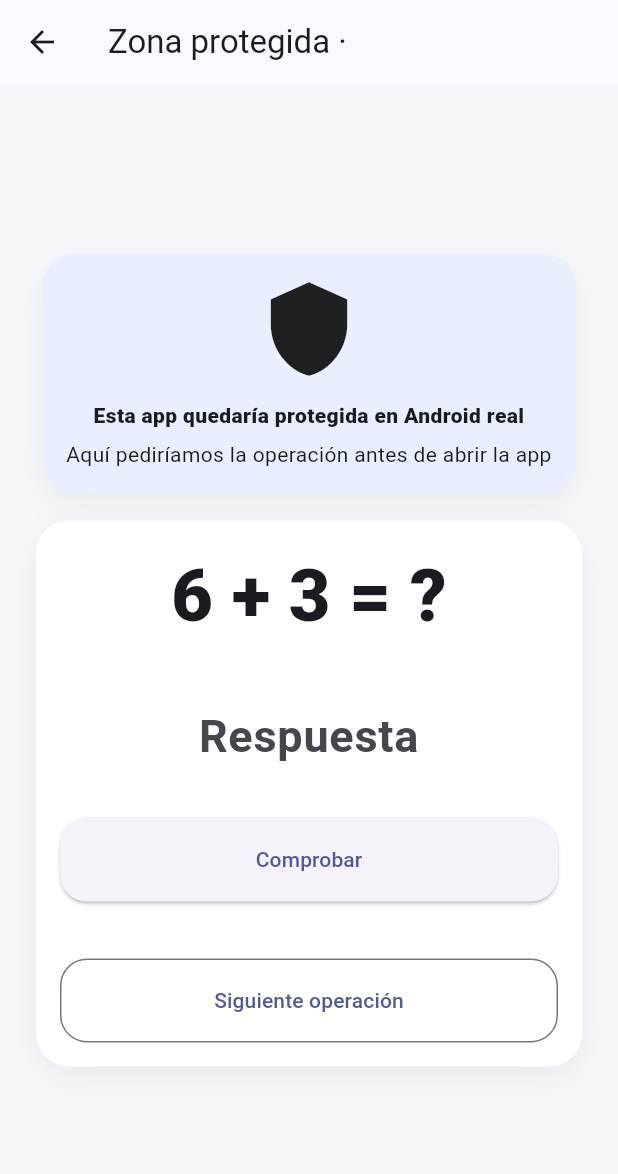
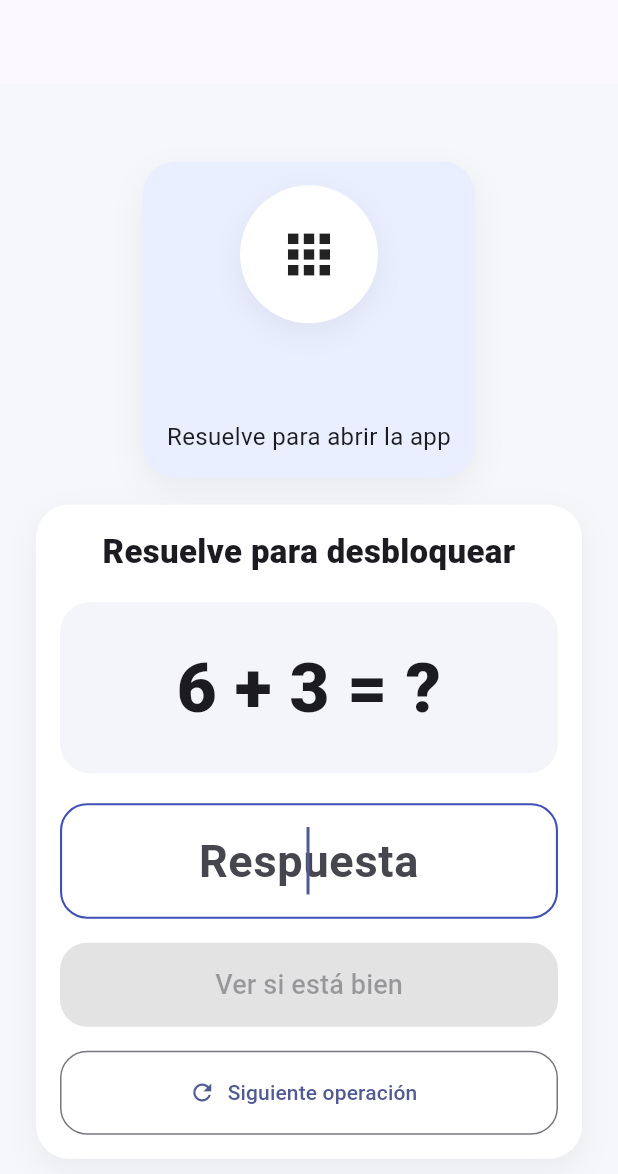
Before and after one commit to Inoid1981/matelock-kids, a Flutter app: the ProtectedAppGateScreen screen opened directly with empty values, on a phone screen of 412 x 824 dp. Shown: the top 1174 px of the screen. Run offline on Flutter 3.47's test engine with Material 3 defaults, Android fonts, the phone set to English and light mode, and no system bars; our stand-ins replace shared_preferences; accounts and stored records are empty.

Commit message:
mejoras visuales en pantalla de reto

```diff
--- a/lib/main.dart
+++ b/lib/main.dart
@@ -822,7 +822,7 @@ class _ParentDashboardScreenState extends State<ParentDashboardScreen>
               }) ??
               false;
 
-          debugPrint('openAppById bloqueo real: $opened');
+          //debugPrint('openAppById bloqueo real: $opened');
         } catch (e) {
           debugPrint('Error abriendo app real: $e');
         }
@@ -2871,9 +2871,9 @@ class _ProtectedAppsTestScreenState extends State<ProtectedAppsTestScreen> {
           {'packageName': debugPackage},
         );
 
-        debugPrint('Paquete nativo: $debugPackage');
-        debugPrint('unlockUntil guardado en Android: $nativeUnlockUntil');
-        debugPrint('unlockUntil esperado: ${expiresAt.millisecondsSinceEpoch}');
+        //debugPrint('Paquete nativo: $debugPackage');
+        //debugPrint('unlockUntil guardado en Android: $nativeUnlockUntil');
+        //debugPrint('unlockUntil esperado: ${expiresAt.millisecondsSinceEpoch}');
       } catch (e) {
         debugPrint('Error guardando desbloqueo temporal nativo: $e');
       }
@@ -2890,7 +2890,7 @@ class _ProtectedAppsTestScreenState extends State<ProtectedAppsTestScreen> {
             }) ??
             false;
 
-        debugPrint('openAppById test: $opened');
+        // debugPrint('openAppById test: $opened');
       } catch (e) {
         debugPrint('Error abriendo app real desde test: $e');
       }
@@ -3082,6 +3082,7 @@ class _ProtectedAppGateScreenState extends State<ProtectedAppGateScreen> {
       final max = 10 + (widget.tempStats.difficultyLevel * 2);
       a = _random.nextInt(max) + 1;
       b = _random.nextInt(max) + 1;
+
       if (isSum) {
         operatorSymbol = '+';
         result = a + b;
@@ -3168,18 +3169,28 @@ class _ProtectedAppGateScreenState extends State<ProtectedAppGateScreen> {
     setState(() {});
   }
 
-  void _checkAnswer() {
+  Future<void> _checkAnswer() async {
     if (answered) return;
 
     final value = int.tryParse(_controller.text.trim());
+    if (value == null) return;
+
     if (value == result) {
+      HapticFeedback.lightImpact();
       setState(() {
         isCorrect = true;
         answered = true;
         message = tr(widget.language, 'veryGood');
       });
+
+      await Future.delayed(const Duration(milliseconds: 500));
+      if (!mounted) return;
+      Navigator.pop(context, true);
     } else {
+      _controller.clear();
+
       setState(() {
+        HapticFeedback.heavyImpact();
         isCorrect = false;
         message = tr(widget.language, 'tryAgain');
       });
@@ -3188,11 +3199,13 @@ class _ProtectedAppGateScreenState extends State<ProtectedAppGateScreen> {
 
   @override
   Widget build(BuildContext context) {
+    final appNameLabel = appLabel(widget.language, widget.appName);
+
     return Scaffold(
       appBar: AppBar(
-        title: Text(
-          '${tr(widget.language, 'protectedArea')} · ${appLabel(widget.language, widget.appName)}',
-        ),
+        automaticallyImplyLeading: false,
+        title: Text(appNameLabel),
+        centerTitle: true,
       ),
       body: SafeArea(
         child: Center(
@@ -3206,17 +3219,36 @@ class _ProtectedAppGateScreenState extends State<ProtectedAppGateScreen> {
                     color: const Color(0xFFEAEFFF),
                     child: Column(
                       children: [
-                        const Icon(Icons.shield, size: 68),
-                        const SizedBox(height: 14),
+                        Container(
+                          width: 92,
+                          height: 92,
+                          decoration: BoxDecoration(
+                            color: Colors.white,
+                            shape: BoxShape.circle,
+                            boxShadow: [
+                              BoxShadow(
+                                color: Colors.black.withOpacity(0.06),
+                                blurRadius: 16,
+                                offset: const Offset(0, 6),
+                              ),
+                            ],
+                          ),
+                          child: Icon(appIcon(widget.appName), size: 42),
+                        ),
+                        const SizedBox(height: 16),
                         Text(
-                          tr(widget.language, 'thisAppWouldBeBlocked'),
+                          appNameLabel,
                           textAlign: TextAlign.center,
-                          style: const TextStyle(fontWeight: FontWeight.w800),
-                        ),
-                        const SizedBox(height: 6),
+                          style: const TextStyle(
+                            fontSize: 28,
+                            fontWeight: FontWeight.w800,
+                          ),
+                        ),
+                        const SizedBox(height: 8),
                         Text(
                           tr(widget.language, 'requireMathBeforeOpen'),
                           textAlign: TextAlign.center,
+                          style: const TextStyle(fontSize: 16),
                         ),
                       ],
                     ),
@@ -3226,16 +3258,39 @@ class _ProtectedAppGateScreenState extends State<ProtectedAppGateScreen> {
                     child: Column(
                       children: [
                         Text(
-                          '$a $operatorSymbol $b = ?',
+                          tr(widget.language, 'solveToUnlock'),
+                          textAlign: TextAlign.center,
                           style: const TextStyle(
-                            fontSize: 48,
-                            fontWeight: FontWeight.w900,
+                            fontSize: 22,
+                            fontWeight: FontWeight.w800,
+                          ),
+                        ),
+                        const SizedBox(height: 18),
+                        Container(
+                          width: double.infinity,
+                          padding: const EdgeInsets.symmetric(
+                            horizontal: 20,
+                            vertical: 24,
+                          ),
+                          decoration: BoxDecoration(
+                            color: Colors.indigo.withOpacity(0.06),
+                            borderRadius: BorderRadius.circular(20),
+                          ),
+                          child: Text(
+                            '$a $operatorSymbol $b = ?',
+                            textAlign: TextAlign.center,
+                            style: const TextStyle(
+                              fontSize: 46,
+                              fontWeight: FontWeight.w900,
+                            ),
                           ),
                         ),
                         const SizedBox(height: 20),
                         TextField(
                           controller: _controller,
                           keyboardType: TextInputType.number,
+                          textInputAction: TextInputAction.done,
+                          autofocus: true,
                           textAlign: TextAlign.center,
                           style: const TextStyle(
                             fontSize: 30,
@@ -3244,36 +3299,57 @@ class _ProtectedAppGateScreenState extends State<ProtectedAppGateScreen> {
                           decoration: InputDecoration(
                             hintText: tr(widget.language, 'answer'),
                           ),
+                          onChanged: (_) => setState(() {}),
                           onSubmitted: (_) => answered ? null : _checkAnswer(),
                         ),
                         const SizedBox(height: 16),
                         SizedBox(
                           width: double.infinity,
                           child: ElevatedButton(
-                            onPressed: answered ? null : _checkAnswer,
-                            child: Text(tr(widget.language, 'check')),
-                          ),
-                        ),
-                        const SizedBox(height: 12),
-                        if (message.isNotEmpty)
-                          Text(
-                            message,
-                            style: TextStyle(
-                              color: isCorrect ? Colors.green : Colors.red,
-                              fontWeight: FontWeight.w700,
+                            onPressed:
+                                answered || _controller.text.trim().isEmpty
+                                ? null
+                                : _checkAnswer,
+                            child: Text(
+                              tr(widget.language, 'check'),
+                              style: const TextStyle(fontSize: 18),
                             ),
                           ),
-                        const SizedBox(height: 18),
-                        if (isCorrect)
-                          FilledButton(
-                            onPressed: () => Navigator.pop(context, true),
-                            child: Text(tr(widget.language, 'unlockNow')),
-                          ),
+                        ),
+                        if (message.isNotEmpty) ...[
+                          const SizedBox(height: 14),
+                          Container(
+                            width: double.infinity,
+                            padding: const EdgeInsets.symmetric(
+                              horizontal: 14,
+                              vertical: 12,
+                            ),
+                            decoration: BoxDecoration(
+                              color: isCorrect
+                                  ? Colors.green.withOpacity(0.10)
+                                  : Colors.red.withOpacity(0.10),
+                              borderRadius: BorderRadius.circular(16),
+                            ),
+                            child: Text(
+                              message,
+                              textAlign: TextAlign.center,
+                              style: TextStyle(
+                                color: isCorrect ? Colors.green : Colors.red,
+                                fontSize: 18,
+                                fontWeight: FontWeight.w700,
+                              ),
+                            ),
+                          ),
+                        ],
                         if (!isCorrect) ...[
-                          const SizedBox(height: 8),
-                          OutlinedButton(
-                            onPressed: _generateQuestion,
-                            child: Text(tr(widget.language, 'nextOperation')),
+                          const SizedBox(height: 16),
+                          SizedBox(
+                            width: double.infinity,
+                            child: OutlinedButton.icon(
+                              onPressed: _generateQuestion,
+                              icon: const Icon(Icons.refresh),
+                              label: Text(tr(widget.language, 'nextOperation')),
+                            ),
                           ),
                         ],
                       ],
--- a/lib/utils/translations.dart
+++ b/lib/utils/translations.dart
@@ -25,11 +25,11 @@ String tr(AppLanguage lang, String key) {
     'mathChallenge': 'Reto matemático',
     'solveToUnlock': 'Resuelve para desbloquear',
     'answer': 'Respuesta',
-    'check': 'Comprobar',
+    'check': 'Ver si está bien',
     'nextOperation': 'Siguiente operación',
     'backToPanel': 'Volver al panel',
     'veryGood': '¡Muy bien! Acceso concedido',
-    'tryAgain': 'Incorrecto. Inténtalo otra vez',
+    'tryAgain': '¡Casi!. Inténtalo otra vez',
     'additions': 'Sumas',
     'subtractions': 'Restas',
     'multiplications': 'Multiplicaciones',
@@ -90,9 +90,8 @@ String tr(AppLanguage lang, String key) {
     'unlockedUntil': 'Desbloqueada hasta',
     'testProtectedApps': 'Probar apps protegidas',
     'openProtectedApp': 'Abrir app protegida',
-    'thisAppWouldBeBlocked': 'Esta app quedaría protegida en Android real',
-    'requireMathBeforeOpen':
-        'Aquí pediríamos la operación antes de abrir la app',
+    'thisAppWouldBeBlocked': 'Esta app está protegida',
+    'requireMathBeforeOpen': 'Resuelve para abrir la app',
     'androidEngine': 'Motor Android',
     'nativeBridgePending': 'Puente nativo pendiente',
     'configureAndroid': 'Configurar Android',
@@ -126,7 +125,7 @@ String tr(AppLanguage lang, String key) {
     'gamesApp': 'Juegos',
     'initialSetupTitle': 'Configuración inicial',
     'initialSetupSubtitle':
-        'Te recomendamos proteger la Calculadora para empezar a practicar desde el primer día.',
+        'Te recomendamos activar todos los permisos solicitados y proteger la Calculadora para empezar a practicar desde el primer día.',
     'howItWorks': 'Cómo funciona',
     'howItWorks1': '1. Elige las apps que quieres proteger.',
     'howItWorks2':
```
